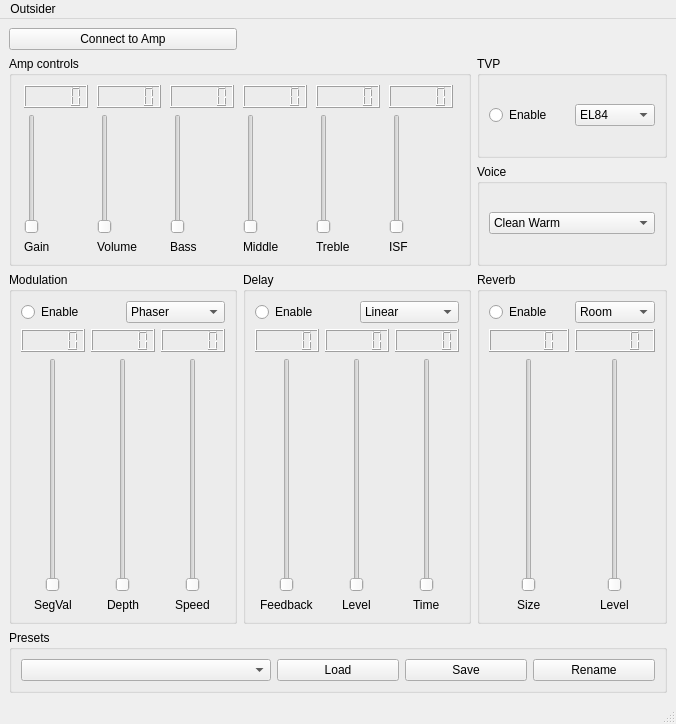
This is outsider/outsider.ui in jonathanunderwood/outsider as Qt 5 draws it before an edit. The edited form follows.
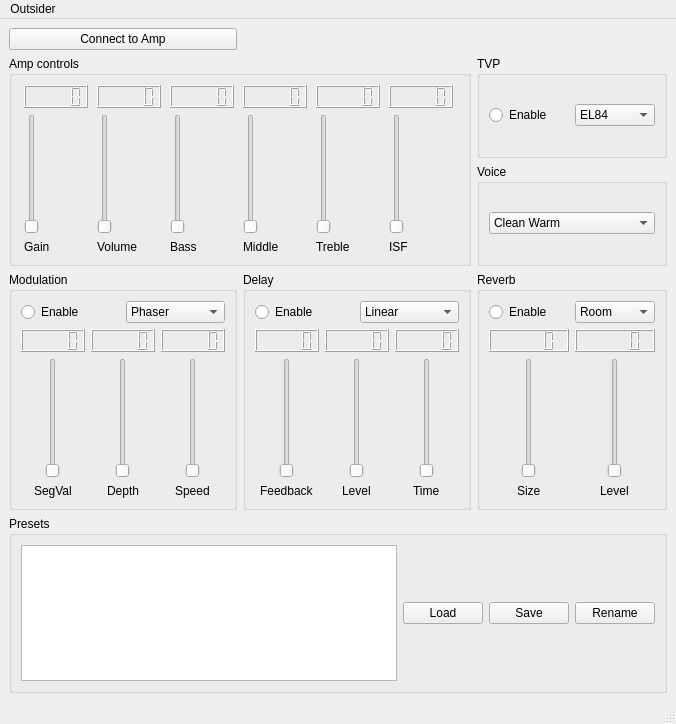
This is the edited form.

Commit message: Replace preset combobox with listwidget

What changed in the file:
```diff
--- a/outsider/outsider.ui
+++ b/outsider/outsider.ui
@@ -747,21 +747,14 @@
       </layout>
      </widget>
     </item>
-    <item row="4" column="0" colspan="3">
+    <item row="5" column="0" colspan="3">
      <widget class="QGroupBox" name="presetGroupBox">
       <property name="title">
        <string>Presets</string>
       </property>
       <layout class="QHBoxLayout" name="horizontalLayout">
        <item>
-        <widget class="QComboBox" name="presetNameComboBox">
-         <property name="minimumSize">
-          <size>
-           <width>250</width>
-           <height>0</height>
-          </size>
-         </property>
-        </widget>
+        <widget class="QListWidget" name="presetNamesListWidget"/>
        </item>
        <item>
         <widget class="QPushButton" name="loadPresetPushButton">
```
